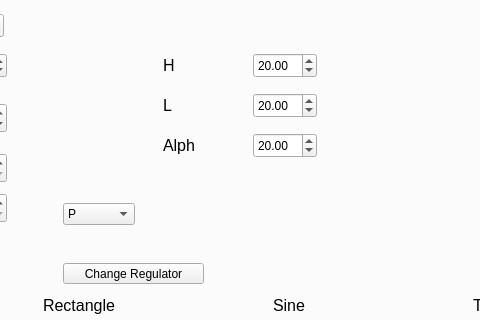
Old version of the form mainwindow.ui in the repository kajakIYD/PSS_Proj; both pictures show x 179 to 659 and y 120 to 440 of the 1019 by 803 pixel window.
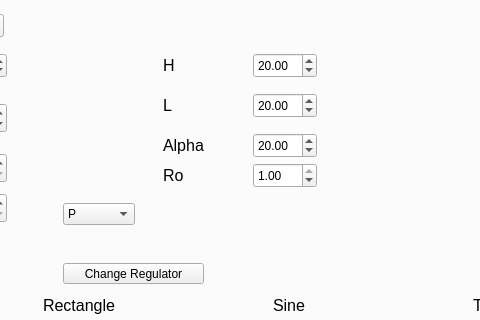
New version of the form. Custom widgets are drawn as their Qt base class.

```diff
--- a/mainwindow.ui
+++ b/mainwindow.ui
@@ -985,7 +985,7 @@
        <rect>
         <x>340</x>
         <y>210</y>
-        <width>31</width>
+        <width>51</width>
         <height>24</height>
        </rect>
       </property>
@@ -1011,6 +1011,46 @@
        <double>20.000000000000000</double>
       </property>
      </widget>
+     <widget class="QLabel" name="label_24">
+      <property name="geometry">
+       <rect>
+        <x>340</x>
+        <y>240</y>
+        <width>51</width>
+        <height>24</height>
+       </rect>
+      </property>
+      <property name="font">
+       <font>
+        <pointsize>12</pointsize>
+       </font>
+      </property>
+      <property name="text">
+       <string>Ro</string>
+      </property>
+     </widget>
+     <widget class="QDoubleSpinBox" name="w_changeRo">
+      <property name="geometry">
+       <rect>
+        <x>430</x>
+        <y>240</y>
+        <width>64</width>
+        <height>25</height>
+       </rect>
+      </property>
+      <property name="minimum">
+       <double>0.000000000000000</double>
+      </property>
+      <property name="maximum">
+       <double>1.000000000000000</double>
+      </property>
+      <property name="singleStep">
+       <double>0.001000000000000</double>
+      </property>
+      <property name="value">
+       <double>1.000000000000000</double>
+      </property>
+     </widget>
     </widget>
     <widget class="QWidget" name="tab_2">
      <attribute name="title">
```
